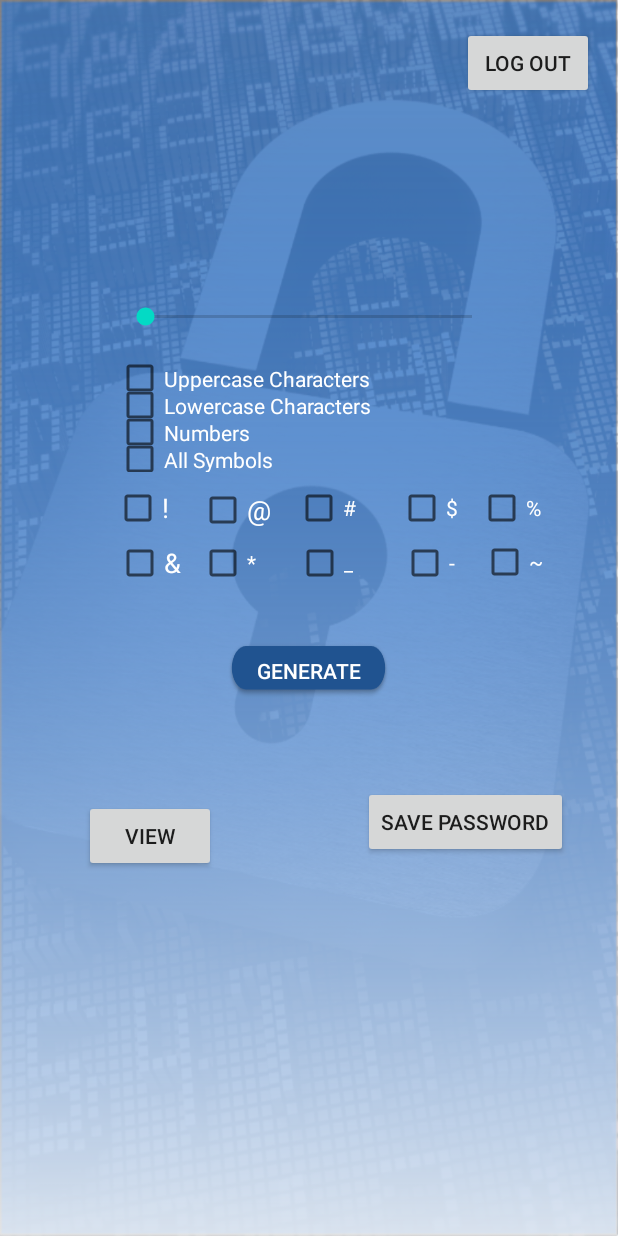
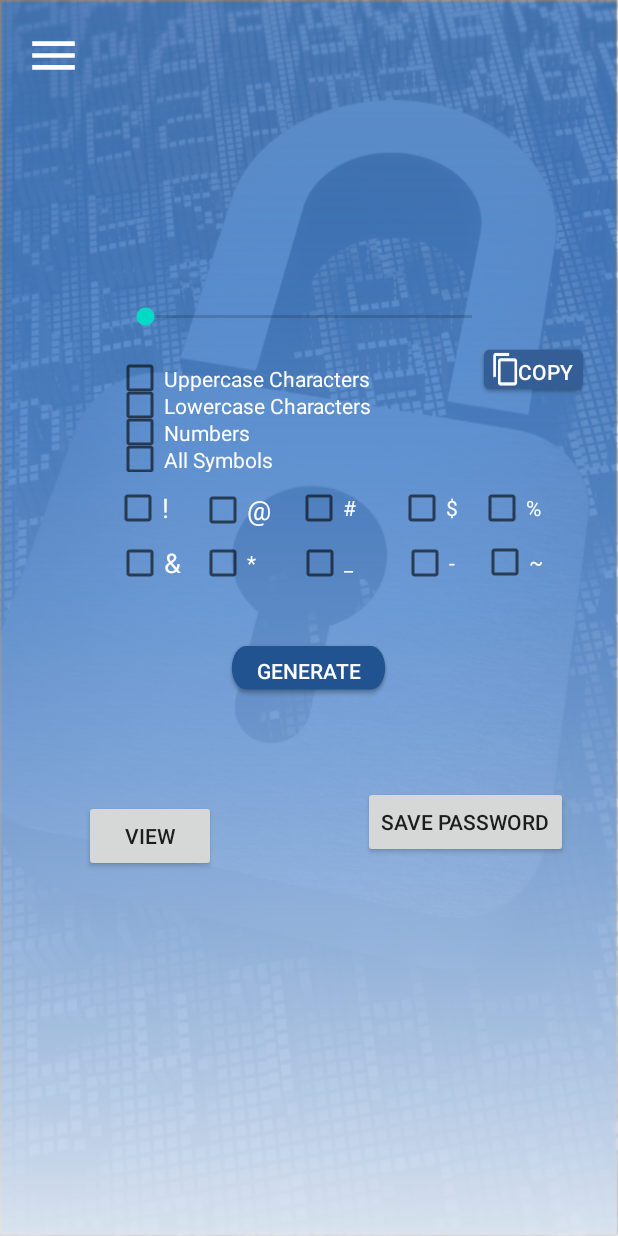
Before and after one commit to marvinwel/3311_Team_4, an Android app: the home screen opened directly, with no data from a screen before it, on a phone screen of 412 x 824 dp. Run offline under Robolectric (Android 15) with nearby library versions, the phone set to English and light mode, and no system bars; our stand-ins replace Firebase (no records; nobody signed in at launch, a user with empty details on screens opened directly).

Commit message:
update
added copy button
created logout menu

```diff
--- a/app/src/main/java/com/example/password_saver/home.java
+++ b/app/src/main/java/com/example/password_saver/home.java
@@ -1,11 +1,15 @@
 package com.example.password_saver;
 
+import android.content.ClipData;
+import android.content.ClipboardManager;
 import android.content.Intent;
 import android.os.Build;
 import android.os.Bundle;
+import android.view.MenuItem;
 import android.view.View;
 import android.widget.Button;
 import android.widget.CheckBox;
+import android.widget.PopupMenu;
 import android.widget.SeekBar;
 import android.widget.TextView;
 import android.widget.Toast;
@@ -15,15 +19,16 @@ import androidx.appcompat.app.AppCompatActivity;
 
 import com.google.firebase.auth.FirebaseAuth;
 
-public class home extends AppCompatActivity {
+public class home extends AppCompatActivity implements PopupMenu.OnMenuItemClickListener {
 
     Button logout_bttn,save_bttn,view_bttn;
     FirebaseAuth mAuth;
     TextView passwor_display, num_display;
     SeekBar seekBar;
-    Button gen_bttn;
+    Button gen_bttn,copybttn;
     CheckBox check1, check2, check3, check4,check5, check6, check7, check8,check9, check10, check11, check12,check13, check14;
     View overlay;
+    ClipboardManager clipboardManager;
 
     @Override
     protected void onCreate(Bundle savedInstanceState) {
@@ -38,6 +43,7 @@ public class home extends AppCompatActivity {
         gen_bttn = findViewById(R.id.Gen_button);
         save_bttn = findViewById(R.id.save_bttn);
         view_bttn = findViewById(R.id.view_bttn);
+        copybttn = findViewById(R.id.cpybttn);
         check1 = findViewById(R.id.checkBox1);
         check2 = findViewById(R.id.checkBox2);
         check3 = findViewById(R.id.checkBox3);
@@ -56,6 +62,10 @@ public class home extends AppCompatActivity {
         mAuth = FirebaseAuth.getInstance();
 
 
+        //clipboard sevice
+        clipboardManager = (ClipboardManager) getSystemService(CLIPBOARD_SERVICE);
+
+
         //full screen
         overlay = findViewById(R.id.home_page);
         overlay.setSystemUiVisibility(View.SYSTEM_UI_FLAG_HIDE_NAVIGATION | View.SYSTEM_UI_FLAG_IMMERSIVE_STICKY | View.SYSTEM_UI_FLAG_FULLSCREEN);
@@ -65,7 +75,8 @@ public class home extends AppCompatActivity {
             @Override
             public void onClick(View view)
             {
-                UserLogout();
+                //UserLogout();
+                showPopup(view);
 
             }
         });
@@ -88,6 +99,7 @@ public class home extends AppCompatActivity {
             }
         });
 
+        //when save button is pressed
         save_bttn.setOnClickListener(new View.OnClickListener() {
             @Override
             public void onClick(View view)
@@ -108,6 +120,27 @@ public class home extends AppCompatActivity {
             }
         });
 
+
+        //when copy bttn is pressed
+        copybttn.setOnClickListener(new View.OnClickListener() {
+            @Override
+            public void onClick(View view) {
+                String text = passwor_display.getText().toString();
+
+                if(!text.equals(""))
+                {
+                    ClipData clipData = ClipData.newPlainText("text",text);
+                    clipboardManager.setPrimaryClip(clipData);
+
+                    Toast.makeText(home.this, "Copied", Toast.LENGTH_SHORT).show();
+
+                }
+
+            }
+        });
+
+
+        //when generate button is pressed
         gen_bttn.setOnClickListener(new View.OnClickListener() {
             @RequiresApi(api = Build.VERSION_CODES.LOLLIPOP)
             @Override
@@ -129,6 +162,7 @@ public class home extends AppCompatActivity {
                 length = CheckSeekBarLength();
 
 
+                //error handling for seek bar
                 if(!check1.isChecked() && !check2.isChecked() && !check3.isChecked() && !check4.isChecked() && !check5.isChecked() && !check6.isChecked() && !check7.isChecked() && !check8.isChecked() && !check9.isChecked()
                         && !check10.isChecked() && !check11.isChecked() && !check12.isChecked() && !check13.isChecked() && !check14.isChecked())
                 {
@@ -142,6 +176,13 @@ public class home extends AppCompatActivity {
                     //if seek bar is 0 display error message
                     passwor_display.setText("");
                     Toast.makeText(home.this, "Character length should be greater than 0 ", Toast.LENGTH_SHORT).show();
+                }
+                if(length > 0 && (!check1.isChecked() && !check2.isChecked() && !check3.isChecked() && !check4.isChecked() && !check5.isChecked() && !check6.isChecked() && !check7.isChecked() && !check8.isChecked() && !check9.isChecked()
+                        && !check10.isChecked() && !check11.isChecked() && !check12.isChecked() && !check13.isChecked() && !check14.isChecked()) )
+                {
+                    //if nothing is checked display error message
+                    passwor_display.setText("");
+                    Toast.makeText(home.this, "Please check an option ", Toast.LENGTH_SHORT).show();
                 }
                 else
                 {
@@ -369,5 +410,23 @@ public class home extends AppCompatActivity {
         overridePendingTransition(android.R.anim.fade_in, android.R.anim.fade_out);
     }
 
+    public void showPopup(View v)
+    {
+        PopupMenu popupMenu = new PopupMenu(this,v);
+        popupMenu.setOnMenuItemClickListener(this);
+        popupMenu.inflate(R.menu.popup_logut);
+        popupMenu.show();
 
+    }
+
+    @Override
+    public boolean onMenuItemClick(MenuItem menuItem) {
+        switch(menuItem.getItemId()){
+            case R.id.item1:
+                UserLogout();
+                return true;
+            default:
+                return false;
+        }
+    }
 }
--- /dev/null
+++ b/app/src/main/res/drawable/menu.xml
@@ -0,0 +1,15 @@
+<vector xmlns:android="http://schemas.android.com/apk/res/android"
+    android:width="108dp"
+    android:height="108dp"
+    android:viewportWidth="108"
+    android:viewportHeight="108"
+    android:tint="#FFFFFF">
+  <group android:scaleX="2.871"
+      android:scaleY="2.871"
+      android:translateX="19.548"
+      android:translateY="19.548">
+    <path
+        android:fillColor="@android:color/white"
+        android:pathData="M3,18h18v-2L3,16v2zM3,13h18v-2L3,11v2zM3,6v2h18L21,6L3,6z"/>
+  </group>
+</vector>
--- a/app/src/main/res/layout/activity_home.xml
+++ b/app/src/main/res/layout/activity_home.xml
@@ -62,15 +62,15 @@
 
     <Button
         android:id="@+id/logout_button"
-        android:layout_width="wrap_content"
-        android:layout_height="wrap_content"
-        android:text="Log out"
+        android:layout_width="59dp"
+        android:layout_height="59dp"
+        android:background="@drawable/menu"
         app:layout_constraintBottom_toBottomOf="parent"
         app:layout_constraintEnd_toEndOf="parent"
-        app:layout_constraintHorizontal_bias="0.95"
+        app:layout_constraintHorizontal_bias="0.017"
         app:layout_constraintStart_toStartOf="parent"
         app:layout_constraintTop_toTopOf="parent"
-        app:layout_constraintVertical_bias="0.023" />
+        app:layout_constraintVertical_bias="0.01" />
 
     <SeekBar
         android:id="@+id/seekBar"
@@ -285,4 +285,18 @@
         app:layout_constraintTop_toTopOf="parent"
         app:layout_constraintVertical_bias="0.454" />
 
+    <Button
+        android:id="@+id/cpybttn"
+        android:layout_width="74dp"
+        android:layout_height="35dp"
+        android:background="@drawable/cpybttn"
+        android:text="     copy"
+        android:textColor="@color/copy_icon_background"
+        app:layout_constraintBottom_toBottomOf="parent"
+        app:layout_constraintEnd_toEndOf="parent"
+        app:layout_constraintHorizontal_bias="0.943"
+        app:layout_constraintStart_toStartOf="parent"
+        app:layout_constraintTop_toTopOf="parent"
+        app:layout_constraintVertical_bias="0.292" />
+
 </androidx.constraintlayout.widget.ConstraintLayout>
--- /dev/null
+++ b/app/src/main/res/menu/popup_logut.xml
@@ -0,0 +1,9 @@
+<?xml version="1.0" encoding="utf-8"?>
+<menu xmlns:android="http://schemas.android.com/apk/res/android">
+
+    <item
+        android:id="@+id/item1"
+        android:title="Log out"
+        android:visible="true" />
+
+</menu>
--- a/app/src/main/res/mipmap-anydpi-v26/finger.xml
+++ /dev/null
@@ -1,5 +0,0 @@
-<?xml version="1.0" encoding="utf-8"?>
-<adaptive-icon xmlns:android="http://schemas.android.com/apk/res/android">
-    <background android:drawable="@color/finger_background"/>
-    <foreground android:drawable="@drawable/finger_foreground1"/>
-</adaptive-icon>
--- /dev/null
+++ b/app/src/main/res/values/copy_icon_background.xml
@@ -0,0 +1,4 @@
+<?xml version="1.0" encoding="utf-8"?>
+<resources>
+    <color name="copy_icon_background">#FFFFFF</color>
+</resources>
```
Also changed, not shown: app/src/main/copy_icon-playstore.png (added), app/src/main/menu_icon-playstore.png (added), app/src/main/res/drawable/cpybttn.png (added), app/src/main/res/drawable/menubutton.png (added), app/src/main/res/mipmap-hdpi/finger.png (deleted), app/src/main/res/mipmap-mdpi/finger.png (deleted), app/src/main/res/mipmap-xhdpi/finger.png (deleted), app/src/main/res/mipmap-xxhdpi/finger.png (deleted), app/src/main/res/mipmap-xxxhdpi/finger.png (deleted).
